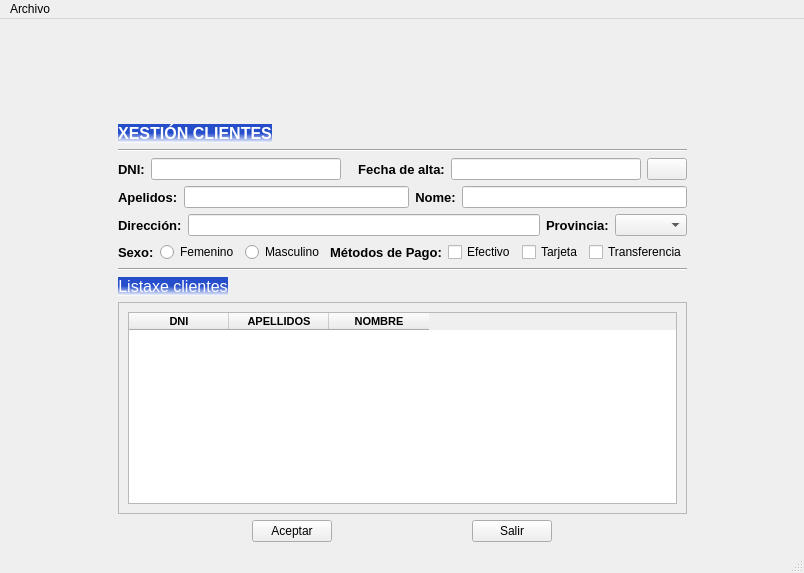
Old version of the form ventana.ui in the repository byChamaco/BLANCOLORENZO.
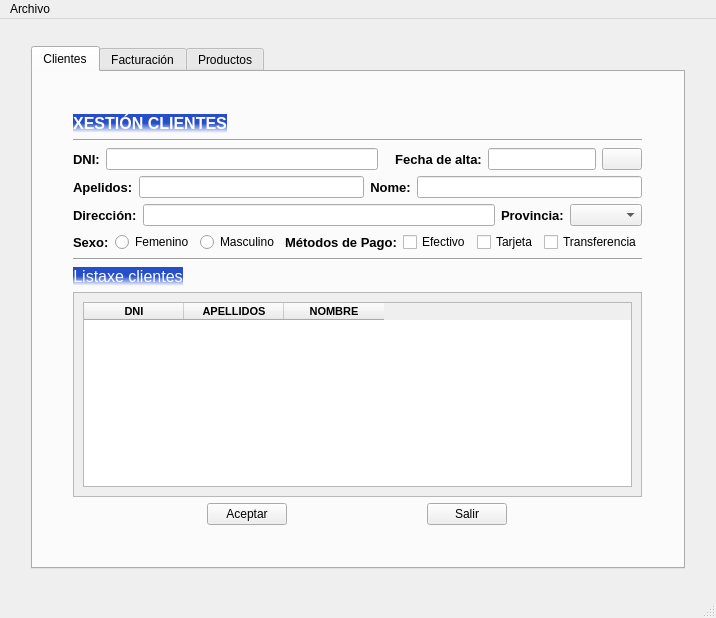
New version of the form. Icons and pictures are not drawn.

Commit message: v 0.0.5 Ventana con paneles

What changed in the file:
```diff
--- a/ventana.ui
+++ b/ventana.ui
@@ -6,259 +6,64 @@
    <rect>
     <x>0</x>
     <y>0</y>
-    <width>804</width>
-    <height>573</height>
+    <width>716</width>
+    <height>618</height>
    </rect>
   </property>
   <property name="windowTitle">
    <string>Proyecto Uno</string>
   </property>
   <widget class="QWidget" name="centralwidget">
+   <layout class="QGridLayout" name="gridLayout_5">
+    <item row="1" column="1">
+     <widget class="QTabWidget" name="tabWidget">
+      <property name="currentIndex">
+       <number>0</number>
+      </property>
+      <widget class="QWidget" name="tab_11">
+       <attribute name="title">
+        <string>Clientes</string>
+       </attribute>
+       <layout class="QGridLayout" name="gridLayout_6">
+        <item row="1" column="1">
    <layout class="QGridLayout" name="gridLayout_2">
-    <item row="0" column="1">
-     <spacer name="verticalSpacer">
-      <property name="orientation">
-       <enum>Qt::Vertical</enum>
-      </property>
-      <property name="sizeHint" stdset="0">
-       <size>
-        <width>20</width>
-        <height>40</height>
-       </size>
-      </property>
-     </spacer>
-    </item>
-    <item row="1" column="1">
-     <layout class="QVBoxLayout" name="verticalLayout">
+          <item row="7" column="0">
+           <layout class="QHBoxLayout" name="horizontalLayout_15">
       <item>
-       <widget class="QLabel" name="lblXesCli">
+             <widget class="QPushButton" name="btnAceptar_3">
+              <property name="enabled">
+               <bool>true</bool>
+              </property>
         <property name="sizePolicy">
          <sizepolicy hsizetype="Fixed" vsizetype="Fixed">
           <horstretch>0</horstretch>
           <verstretch>0</verstretch>
          </sizepolicy>
         </property>
-        <property name="font">
-         <font>
-          <pointsize>12</pointsize>
-          <weight>75</weight>
-          <bold>true</bold>
-         </font>
-        </property>
-        <property name="autoFillBackground">
-         <bool>false</bool>
-        </property>
-        <property name="styleSheet">
-         <string notr="true">color: rgb(255, 255, 255);
-background-color: qlineargradient(spread:pad, x1:0.545, y1:0.482955, x2:0.534091, y2:1, stop:0 rgba(38, 78, 203, 255), stop:1 rgba(255, 255, 255, 255));</string>
-        </property>
         <property name="text">
-         <string>XESTIÓN CLIENTES</string>
-        </property>
-        <property name="alignment">
-         <set>Qt::AlignCenter</set>
-        </property>
+               <string>Aceptar</string>
+              </property>
        </widget>
       </item>
       <item>
-       <widget class="Line" name="line">
-        <property name="orientation">
-         <enum>Qt::Horizontal</enum>
-        </property>
-       </widget>
-      </item>
-     </layout>
-    </item>
-    <item row="2" column="0">
-     <spacer name="horizontalSpacer">
-      <property name="orientation">
-       <enum>Qt::Horizontal</enum>
-      </property>
-      <property name="sizeHint" stdset="0">
-       <size>
-        <width>40</width>
-        <height>20</height>
-       </size>
-      </property>
-     </spacer>
-    </item>
-    <item row="2" column="1">
-     <layout class="QHBoxLayout" name="horizontalLayout">
-      <item>
-       <widget class="QLabel" name="lblDni">
-        <property name="font">
-         <font>
-          <pointsize>10</pointsize>
-          <weight>75</weight>
-          <bold>true</bold>
-         </font>
-        </property>
+             <widget class="QPushButton" name="btnSalir_3">
+              <property name="sizePolicy">
+               <sizepolicy hsizetype="Fixed" vsizetype="Fixed">
+                <horstretch>0</horstretch>
+                <verstretch>0</verstretch>
+               </sizepolicy>
+              </property>
         <property name="text">
-         <string>DNI:</string>
+               <string>Salir</string>
         </property>
        </widget>
       </item>
-      <item>
-       <widget class="QLineEdit" name="editDni"/>
-      </item>
-      <item>
-       <widget class="QLabel" name="lblValidar">
-        <property name="font">
-         <font>
-          <family>Comic Sans MS</family>
-          <pointsize>10</pointsize>
-          <weight>75</weight>
-          <italic>true</italic>
-          <bold>true</bold>
-         </font>
-        </property>
-        <property name="text">
-         <string/>
-        </property>
-       </widget>
-      </item>
-      <item>
-       <widget class="QLabel" name="lblFecha">
-        <property name="font">
-         <font>
-          <pointsize>10</pointsize>
-          <weight>75</weight>
-          <bold>true</bold>
-         </font>
-        </property>
-        <property name="text">
-         <string>Fecha de alta:</string>
-        </property>
-        <property name="alignment">
-         <set>Qt::AlignCenter</set>
-        </property>
-       </widget>
-      </item>
-      <item>
-       <widget class="QLineEdit" name="editCliAlta"/>
-      </item>
-      <item>
-       <widget class="QPushButton" name="btnCalendar">
-        <property name="text">
-         <string/>
-        </property>
-        <property name="icon">
-         <iconset>
-          <normaloff>img/calendar.png</normaloff>img/calendar.png</iconset>
-        </property>
-        <property name="iconSize">
-         <size>
-          <width>24</width>
-          <height>24</height>
-         </size>
-        </property>
-       </widget>
-      </item>
-     </layout>
-    </item>
-    <item row="3" column="1">
-     <layout class="QHBoxLayout" name="horizontalLayout_2">
+           </layout>
+          </item>
+          <item row="4" column="0">
+           <layout class="QHBoxLayout" name="horizontalLayout_14">
       <item>
-       <widget class="QLabel" name="lblApellidos">
-        <property name="font">
-         <font>
-          <pointsize>10</pointsize>
-          <weight>75</weight>
-          <bold>true</bold>
-         </font>
-        </property>
-        <property name="text">
-         <string>Apelidos:</string>
-        </property>
-       </widget>
-      </item>
-      <item>
-       <widget class="QLineEdit" name="editApel"/>
-      </item>
-      <item>
-       <widget class="QLabel" name="lblNombre">
-        <property name="font">
-         <font>
-          <pointsize>10</pointsize>
-          <weight>75</weight>
-          <bold>true</bold>
-         </font>
-        </property>
-        <property name="contextMenuPolicy">
-         <enum>Qt::DefaultContextMenu</enum>
-        </property>
-        <property name="text">
-         <string>Nome:</string>
-        </property>
-        <property name="alignment">
-         <set>Qt::AlignCenter</set>
-        </property>
-       </widget>
-      </item>
-      <item>
-       <widget class="QLineEdit" name="editNombre">
-        <property name="alignment">
-         <set>Qt::AlignLeading|Qt::AlignLeft|Qt::AlignVCenter</set>
-        </property>
-       </widget>
-      </item>
-     </layout>
-    </item>
-    <item row="3" column="2">
-     <spacer name="horizontalSpacer_2">
-      <property name="orientation">
-       <enum>Qt::Horizontal</enum>
-      </property>
-      <property name="sizeHint" stdset="0">
-       <size>
-        <width>40</width>
-        <height>20</height>
-       </size>
-      </property>
-     </spacer>
-    </item>
-    <item row="4" column="1">
-     <layout class="QHBoxLayout" name="horizontalLayout_3">
-      <item>
-       <widget class="QLabel" name="lblDireccion">
-        <property name="font">
-         <font>
-          <pointsize>10</pointsize>
-          <weight>75</weight>
-          <bold>true</bold>
-         </font>
-        </property>
-        <property name="text">
-         <string>Dirección:</string>
-        </property>
-       </widget>
-      </item>
-      <item>
-       <widget class="QLineEdit" name="editDireccion"/>
-      </item>
-      <item>
-       <widget class="QLabel" name="lblProv">
-        <property name="font">
-         <font>
-          <pointsize>10</pointsize>
-          <weight>75</weight>
-          <bold>true</bold>
-         </font>
-        </property>
-        <property name="text">
-         <string>Provincia:</string>
-        </property>
-       </widget>
-      </item>
-      <item>
-       <widget class="QComboBox" name="cmbProv"/>
-      </item>
-     </layout>
-    </item>
-    <item row="5" column="1">
-     <layout class="QHBoxLayout" name="horizontalLayout_4">
-      <item>
-       <widget class="QLabel" name="lblSexo">
+             <widget class="QLabel" name="lblSexo_3">
         <property name="font">
          <font>
           <pointsize>10</pointsize>
@@ -272,21 +77,21 @@
        </widget>
       </item>
       <item>
-       <widget class="QRadioButton" name="rbtFem">
+             <widget class="QRadioButton" name="rbtFem_3">
         <property name="text">
          <string>Femenino</string>
         </property>
        </widget>
       </item>
       <item>
-       <widget class="QRadioButton" name="rbtMasc">
+             <widget class="QRadioButton" name="rbtMasc_3">
         <property name="text">
          <string>Masculino</string>
         </property>
        </widget>
       </item>
       <item>
-       <widget class="QLabel" name="lblPago">
+             <widget class="QLabel" name="lblPago_3">
         <property name="font">
          <font>
           <pointsize>10</pointsize>
@@ -300,21 +105,21 @@
        </widget>
       </item>
       <item>
-       <widget class="QCheckBox" name="chkEfec">
+             <widget class="QCheckBox" name="chkEfec_3">
         <property name="text">
          <string>Efectivo</string>
         </property>
        </widget>
       </item>
       <item>
-       <widget class="QCheckBox" name="chkTarj">
+             <widget class="QCheckBox" name="chkTarj_3">
         <property name="text">
          <string>Tarjeta</string>
         </property>
        </widget>
       </item>
       <item>
-       <widget class="QCheckBox" name="chkTrans">
+             <widget class="QCheckBox" name="chkTrans_3">
         <property name="text">
          <string>Transferencia</string>
         </property>
@@ -322,8 +127,8 @@
       </item>
      </layout>
     </item>
-    <item row="6" column="1">
-     <layout class="QVBoxLayout" name="verticalLayout_2">
+          <item row="5" column="0">
+           <layout class="QVBoxLayout" name="verticalLayout_6">
       <item>
        <widget class="Line" name="line_2">
         <property name="orientation">
@@ -363,7 +168,7 @@
       </item>
      </layout>
     </item>
-    <item row="7" column="1">
+          <item row="6" column="0">
      <widget class="QScrollArea" name="scrollArea">
       <property name="widgetResizable">
        <bool>true</bool>
@@ -374,10 +179,10 @@
          <x>0</x>
          <y>0</y>
          <width>536</width>
-         <height>210</height>
-        </rect>
-       </property>
-       <layout class="QGridLayout" name="gridLayout">
+               <height>199</height>
+              </rect>
+             </property>
+             <layout class="QGridLayout" name="gridLayout_4">
         <item row="0" column="0">
          <widget class="QTableWidget" name="tablaCli">
           <column>
@@ -432,38 +237,343 @@
       </widget>
      </widget>
     </item>
-    <item row="8" column="1">
-     <layout class="QHBoxLayout" name="horizontalLayout_5">
+          <item row="3" column="0">
+           <layout class="QHBoxLayout" name="horizontalLayout_13">
       <item>
-       <widget class="QPushButton" name="btnAceptar">
-        <property name="enabled">
-         <bool>true</bool>
-        </property>
+             <widget class="QLabel" name="lblDireccion_3">
+              <property name="font">
+               <font>
+                <pointsize>10</pointsize>
+                <weight>75</weight>
+                <bold>true</bold>
+               </font>
+              </property>
+              <property name="text">
+               <string>Dirección:</string>
+              </property>
+             </widget>
+            </item>
+            <item>
+             <widget class="QLineEdit" name="editDireccion_3"/>
+            </item>
+            <item>
+             <widget class="QLabel" name="lblProv_3">
+              <property name="font">
+               <font>
+                <pointsize>10</pointsize>
+                <weight>75</weight>
+                <bold>true</bold>
+               </font>
+              </property>
+              <property name="text">
+               <string>Provincia:</string>
+              </property>
+             </widget>
+            </item>
+            <item>
+             <widget class="QComboBox" name="cmbProv_3"/>
+            </item>
+           </layout>
+          </item>
+          <item row="0" column="0">
+           <layout class="QVBoxLayout" name="verticalLayout_5">
+            <item>
+             <widget class="QLabel" name="lblXesCli_5">
         <property name="sizePolicy">
          <sizepolicy hsizetype="Fixed" vsizetype="Fixed">
           <horstretch>0</horstretch>
           <verstretch>0</verstretch>
          </sizepolicy>
         </property>
+              <property name="font">
+               <font>
+                <pointsize>12</pointsize>
+                <weight>75</weight>
+                <bold>true</bold>
+               </font>
+              </property>
+              <property name="layoutDirection">
+               <enum>Qt::LeftToRight</enum>
+              </property>
+              <property name="autoFillBackground">
+               <bool>false</bool>
+              </property>
+              <property name="styleSheet">
+               <string notr="true">color: rgb(255, 255, 255);
+background-color: qlineargradient(spread:pad, x1:0.545, y1:0.482955, x2:0.534091, y2:1, stop:0 rgba(38, 78, 203, 255), stop:1 rgba(255, 255, 255, 255));</string>
+              </property>
         <property name="text">
-         <string>Aceptar</string>
-        </property>
+               <string>XESTIÓN CLIENTES</string>
+              </property>
+              <property name="alignment">
+               <set>Qt::AlignCenter</set>
+              </property>
        </widget>
       </item>
       <item>
-       <widget class="QPushButton" name="btnSalir">
+             <widget class="Line" name="line_5">
+              <property name="orientation">
+               <enum>Qt::Horizontal</enum>
+              </property>
+             </widget>
+            </item>
+           </layout>
+          </item>
+          <item row="2" column="0">
+           <layout class="QHBoxLayout" name="horizontalLayout_12">
+            <item>
+             <widget class="QLabel" name="lblApellidos_3">
+              <property name="font">
+               <font>
+                <pointsize>10</pointsize>
+                <weight>75</weight>
+                <bold>true</bold>
+               </font>
+              </property>
+              <property name="text">
+               <string>Apelidos:</string>
+              </property>
+             </widget>
+            </item>
+            <item>
+             <widget class="QLineEdit" name="editApel_3"/>
+            </item>
+            <item>
+             <widget class="QLabel" name="lblNombre_3">
+              <property name="font">
+               <font>
+                <pointsize>10</pointsize>
+                <weight>75</weight>
+                <bold>true</bold>
+               </font>
+              </property>
+              <property name="contextMenuPolicy">
+               <enum>Qt::DefaultContextMenu</enum>
+              </property>
+              <property name="text">
+               <string>Nome:</string>
+              </property>
+              <property name="alignment">
+               <set>Qt::AlignCenter</set>
+              </property>
+             </widget>
+            </item>
+            <item>
+             <widget class="QLineEdit" name="editNombre_3">
+              <property name="alignment">
+               <set>Qt::AlignLeading|Qt::AlignLeft|Qt::AlignVCenter</set>
+              </property>
+             </widget>
+            </item>
+           </layout>
+          </item>
+          <item row="1" column="0">
+           <layout class="QHBoxLayout" name="horizontalLayout_11">
+            <item>
+             <widget class="QLabel" name="lblDni_3">
+              <property name="font">
+               <font>
+                <pointsize>10</pointsize>
+                <weight>75</weight>
+                <bold>true</bold>
+               </font>
+              </property>
+              <property name="text">
+               <string>DNI:</string>
+              </property>
+             </widget>
+            </item>
+            <item>
+             <widget class="QLineEdit" name="editDni_3">
         <property name="sizePolicy">
+               <sizepolicy hsizetype="Expanding" vsizetype="Fixed">
+                <horstretch>0</horstretch>
+                <verstretch>0</verstretch>
+               </sizepolicy>
+              </property>
+             </widget>
+            </item>
+            <item>
+             <widget class="QLabel" name="lblValidar_3">
+              <property name="font">
+               <font>
+                <family>Comic Sans MS</family>
+                <pointsize>10</pointsize>
+                <weight>75</weight>
+                <italic>true</italic>
+                <bold>true</bold>
+               </font>
+              </property>
+              <property name="text">
+               <string/>
+              </property>
+             </widget>
+            </item>
+            <item>
+             <widget class="QLabel" name="lblFecha_3">
+              <property name="font">
+               <font>
+                <pointsize>10</pointsize>
+                <weight>75</weight>
+                <bold>true</bold>
+               </font>
+              </property>
+              <property name="text">
+               <string>Fecha de alta:</string>
+              </property>
+              <property name="alignment">
+               <set>Qt::AlignCenter</set>
+              </property>
+             </widget>
+            </item>
+            <item>
+             <widget class="QLineEdit" name="editCliAlta_3">
+              <property name="sizePolicy">
          <sizepolicy hsizetype="Fixed" vsizetype="Fixed">
           <horstretch>0</horstretch>
           <verstretch>0</verstretch>
          </sizepolicy>
         </property>
+             </widget>
+            </item>
+            <item>
+             <widget class="QPushButton" name="btnCalendar_3">
         <property name="text">
-         <string>Salir</string>
-        </property>
+               <string/>
+              </property>
+              <property name="icon">
+               <iconset>
+                <normaloff>img/calendar.png</normaloff>img/calendar.png</iconset>
+              </property>
+              <property name="iconSize">
+               <size>
+                <width>24</width>
+                <height>24</height>
+               </size>
+              </property>
        </widget>
       </item>
      </layout>
+          </item>
+         </layout>
+        </item>
+        <item row="1" column="2">
+         <spacer name="horizontalSpacer_2">
+          <property name="orientation">
+           <enum>Qt::Horizontal</enum>
+          </property>
+          <property name="sizeHint" stdset="0">
+           <size>
+            <width>40</width>
+            <height>20</height>
+           </size>
+          </property>
+         </spacer>
+        </item>
+        <item row="0" column="1">
+         <spacer name="verticalSpacer">
+          <property name="orientation">
+           <enum>Qt::Vertical</enum>
+          </property>
+          <property name="sizeHint" stdset="0">
+           <size>
+            <width>20</width>
+            <height>40</height>
+           </size>
+          </property>
+         </spacer>
+        </item>
+        <item row="2" column="1">
+         <spacer name="verticalSpacer_2">
+          <property name="orientation">
+           <enum>Qt::Vertical</enum>
+          </property>
+          <property name="sizeHint" stdset="0">
+           <size>
+            <width>20</width>
+            <height>40</height>
+           </size>
+          </property>
+         </spacer>
+        </item>
+        <item row="1" column="0">
+         <spacer name="horizontalSpacer">
+          <property name="orientation">
+           <enum>Qt::Horizontal</enum>
+          </property>
+          <property name="sizeHint" stdset="0">
+           <size>
+            <width>40</width>
+            <height>20</height>
+           </size>
+          </property>
+         </spacer>
+        </item>
+       </layout>
+      </widget>
+      <widget class="QWidget" name="tab_12">
+       <attribute name="title">
+        <string>Facturación</string>
+       </attribute>
+      </widget>
+      <widget class="QWidget" name="tab_13">
+       <attribute name="title">
+        <string>Productos</string>
+       </attribute>
+      </widget>
+     </widget>
+    </item>
+    <item row="2" column="1">
+     <spacer name="verticalSpacer_4">
+      <property name="orientation">
+       <enum>Qt::Vertical</enum>
+      </property>
+      <property name="sizeHint" stdset="0">
+       <size>
+        <width>20</width>
+        <height>40</height>
+       </size>
+      </property>
+     </spacer>
+    </item>
+    <item row="0" column="1">
+     <spacer name="verticalSpacer_3">
+      <property name="orientation">
+       <enum>Qt::Vertical</enum>
+      </property>
+      <property name="sizeHint" stdset="0">
+       <size>
+        <width>20</width>
+        <height>40</height>
+       </size>
+      </property>
+     </spacer>
+    </item>
+    <item row="1" column="0">
+     <spacer name="horizontalSpacer_3">
+      <property name="orientation">
+       <enum>Qt::Horizontal</enum>
+      </property>
+      <property name="sizeHint" stdset="0">
+       <size>
+        <width>40</width>
+        <height>20</height>
+       </size>
+      </property>
+     </spacer>
+    </item>
+    <item row="1" column="2">
+     <spacer name="horizontalSpacer_4">
+      <property name="orientation">
+       <enum>Qt::Horizontal</enum>
+      </property>
+      <property name="sizeHint" stdset="0">
+       <size>
+        <width>40</width>
+        <height>20</height>
+       </size>
+      </property>
+     </spacer>
     </item>
    </layout>
   </widget>
@@ -472,7 +582,7 @@
     <rect>
      <x>0</x>
      <y>0</y>
-     <width>804</width>
+     <width>716</width>
      <height>21</height>
     </rect>
    </property>
```
Left out of the diff: 8 changed lines with no effect on the pictures. Lines whose indentation alone changed are shown as unchanged. The commit also changes 1 other file.
